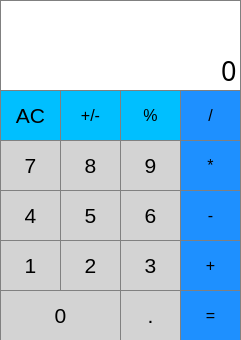
The window that calculator.ui (Vishnu-Gaddime/Calculator) describes before a commit, drawn with Qt 5.
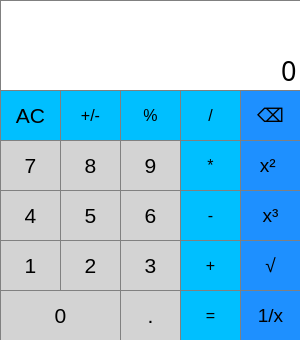
The same window after the commit.

```diff
--- a/calculator.ui
+++ b/calculator.ui
@@ -6,7 +6,7 @@
    <rect>
     <x>0</x>
     <y>0</y>
-    <width>241</width>
+    <width>300</width>
     <height>340</height>
    </rect>
   </property>
@@ -19,7 +19,7 @@
      <rect>
       <x>0</x>
       <y>0</y>
-      <width>241</width>
+      <width>301</width>
       <height>91</height>
      </rect>
     </property>
@@ -178,7 +178,7 @@
     </property>
     <property name="styleSheet">
      <string notr="true">QPushButton{
-			background-color: #1E90FF;
+			background-color: #00BFFF;
 			border: 1px solid gray;
 			padding: 5px;
 			color: #000000;
@@ -329,7 +329,7 @@
     </property>
     <property name="styleSheet">
      <string notr="true">QPushButton{
-			background-color: #1E90FF;
+			background-color: #00BFFF;
 			border: 1px solid gray;
 			padding: 5px;
 			color: #000000;
@@ -480,7 +480,7 @@
     </property>
     <property name="styleSheet">
      <string notr="true">QPushButton{
-			background-color: #1E90FF;
+			background-color: #00BFFF;
 			border: 1px solid gray;
 			padding: 5px;
 			color: #000000;
@@ -631,7 +631,7 @@
     </property>
     <property name="styleSheet">
      <string notr="true">QPushButton{
-			background-color: #1E90FF;
+			background-color: #00BFFF;
 			border: 1px solid gray;
 			padding: 5px;
 			color: #000000;
@@ -744,7 +744,7 @@
     </property>
     <property name="styleSheet">
      <string notr="true">QPushButton{
-			background-color: #1E90FF;
+			background-color: #00BFFF;
 			border: 1px solid gray;
 			padding: 5px;
 			color: #000000;
@@ -759,6 +759,161 @@
      <string>=</string>
     </property>
    </widget>
+   <widget class="QPushButton" name="ButtonSqrt">
+    <property name="geometry">
+     <rect>
+      <x>240</x>
+      <y>240</y>
+      <width>61</width>
+      <height>51</height>
+     </rect>
+    </property>
+    <property name="font">
+     <font>
+      <pointsize>14</pointsize>
+     </font>
+    </property>
+    <property name="styleSheet">
+     <string notr="true">QPushButton{
+			background-color: #1E90FF;
+			border: 1px solid gray;
+			padding: 5px;
+			color: #000000;
+}
+QPushButton:pressed{
+			background-color: #A9A9A9;
+			border: 1px solid gray;
+			padding: 5px;
+}</string>
+    </property>
+    <property name="text">
+     <string>√</string>
+    </property>
+   </widget>
+   <widget class="QPushButton" name="ButtonSquare">
+    <property name="geometry">
+     <rect>
+      <x>240</x>
+      <y>140</y>
+      <width>61</width>
+      <height>51</height>
+     </rect>
+    </property>
+    <property name="font">
+     <font>
+      <pointsize>14</pointsize>
+     </font>
+    </property>
+    <property name="styleSheet">
+     <string notr="true">QPushButton{
+			background-color: #1E90FF;
+			border: 1px solid gray;
+			padding: 5px;
+			color: #000000;
+}
+QPushButton:pressed{
+			background-color: #A9A9A9;
+			border: 1px solid gray;
+			padding: 5px;
+}</string>
+    </property>
+    <property name="text">
+     <string>x² </string>
+    </property>
+   </widget>
+   <widget class="QPushButton" name="ButtonInverse">
+    <property name="geometry">
+     <rect>
+      <x>240</x>
+      <y>290</y>
+      <width>61</width>
+      <height>51</height>
+     </rect>
+    </property>
+    <property name="font">
+     <font>
+      <pointsize>14</pointsize>
+     </font>
+    </property>
+    <property name="styleSheet">
+     <string notr="true">QPushButton{
+			background-color: #1E90FF;
+			border: 1px solid gray;
+			padding: 5px;
+			color: #000000;
+}
+QPushButton:pressed{
+			background-color: #A9A9A9;
+			border: 1px solid gray;
+			padding: 5px;
+}</string>
+    </property>
+    <property name="text">
+     <string>1/x</string>
+    </property>
+   </widget>
+   <widget class="QPushButton" name="ButtonCube">
+    <property name="geometry">
+     <rect>
+      <x>240</x>
+      <y>190</y>
+      <width>61</width>
+      <height>51</height>
+     </rect>
+    </property>
+    <property name="font">
+     <font>
+      <pointsize>14</pointsize>
+     </font>
+    </property>
+    <property name="styleSheet">
+     <string notr="true">QPushButton{
+			background-color: #1E90FF;
+			border: 1px solid gray;
+			padding: 5px;
+			color: #000000;
+}
+QPushButton:pressed{
+			background-color: #A9A9A9;
+			border: 1px solid gray;
+			padding: 5px;
+}</string>
+    </property>
+    <property name="text">
+     <string>x³</string>
+    </property>
+   </widget>
+   <widget class="QPushButton" name="BackSpace">
+    <property name="geometry">
+     <rect>
+      <x>240</x>
+      <y>90</y>
+      <width>61</width>
+      <height>51</height>
+     </rect>
+    </property>
+    <property name="font">
+     <font>
+      <pointsize>14</pointsize>
+     </font>
+    </property>
+    <property name="styleSheet">
+     <string notr="true">QPushButton{
+			background-color: #1E90FF;
+			border: 1px solid gray;
+			padding: 5px;
+			color: #000000;
+}
+QPushButton:pressed{
+			background-color: #A9A9A9;
+			border: 1px solid gray;
+			padding: 5px;
+}</string>
+    </property>
+    <property name="text">
+     <string>⌫</string>
+    </property>
+   </widget>
   </widget>
  </widget>
  <resources/>
```
